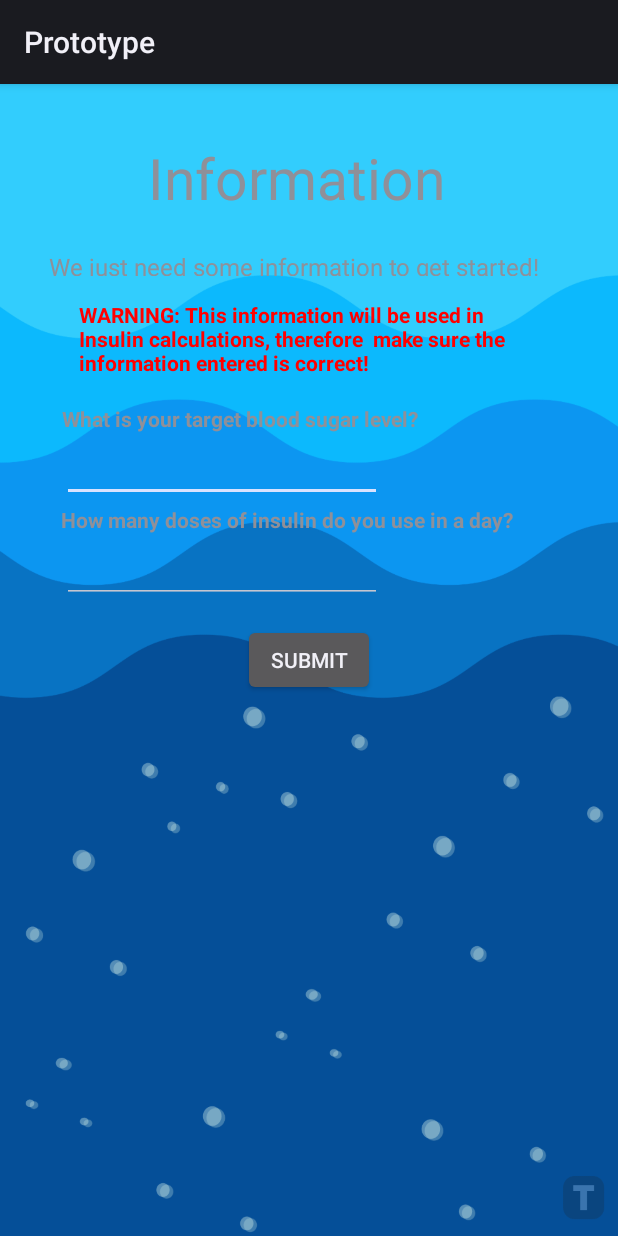
After one commit to demralp/Android_App, an Android app: the layout activity_data_gather.xml on its own in the app's theme, with its tools: preview values and no code run, on a phone screen of 412 x 824 dp. The commit adds this screen. Run offline under Robolectric (Android 15) with nearby library versions, the phone set to English and light mode, and no system bars.

Commit message:
Added Feaures

```diff
--- a/app/src/main/AndroidManifest.xml
+++ b/app/src/main/AndroidManifest.xml
@@ -1,6 +1,6 @@
 <?xml version="1.0" encoding="utf-8"?>
 <manifest xmlns:android="http://schemas.android.com/apk/res/android"
-    xmlns:tools="http://schemas.android.com/tools" >
+    xmlns:tools="http://schemas.android.com/tools">
 
     <uses-permission android:name="android.permission.INTERNET" />
 
@@ -13,7 +13,10 @@
         android:roundIcon="@mipmap/ic_launcher_round"
         android:supportsRtl="true"
         android:theme="@style/Theme.Prototype"
-        tools:targetApi="31" >
+        tools:targetApi="31">
+        <activity
+            android:name=".DataGatherActivity"
+            android:exported="false" />
         <activity
             android:name=".SignUpActivity"
             android:exported="false"
@@ -24,7 +27,7 @@
         <activity
             android:name=".MainActivity"
             android:exported="true"
-            tools:ignore="Instantiatable" >
+            tools:ignore="Instantiatable">
             <intent-filter>
                 <action android:name="android.intent.action.MAIN" />
 
--- /dev/null
+++ b/app/src/main/java/com/example/prototype/DataGatherActivity.java
@@ -0,0 +1,70 @@
+package com.example.prototype;
+
+import android.annotation.SuppressLint;
+import android.os.Bundle;
+import android.view.View;
+import android.widget.Button;
+import android.widget.EditText;
+import android.widget.Toast;
+
+import androidx.activity.EdgeToEdge;
+import androidx.appcompat.app.AppCompatActivity;
+import androidx.core.graphics.Insets;
+import androidx.core.view.ViewCompat;
+import androidx.core.view.WindowInsetsCompat;
+
+import java.sql.Connection;
+import java.sql.PreparedStatement;
+import java.sql.SQLException;
+import java.sql.SQLIntegrityConstraintViolationException;
+import java.util.concurrent.ExecutorService;
+import java.util.concurrent.Executors;
+
+public class DataGatherActivity extends AppCompatActivity {
+    EditText BloodInput, DoseInput;
+    ExecutorService executor = Executors.newSingleThreadExecutor();
+    int a,b;
+    @SuppressLint("MissingInflatedId")
+    @Override
+    protected void onCreate(Bundle savedInstanceState) {
+        super.onCreate(savedInstanceState);
+        EdgeToEdge.enable(this);
+        setContentView(R.layout.activity_data_gather);
+        ViewCompat.setOnApplyWindowInsetsListener(findViewById(R.id.main), (v, insets) -> {
+            Insets systemBars = insets.getInsets(WindowInsetsCompat.Type.systemBars());
+            v.setPadding(systemBars.left, systemBars.top, systemBars.right, systemBars.bottom);
+            return insets;
+        });
+        BloodInput = (EditText) findViewById(R.id.Blood);
+        DoseInput = (EditText) findViewById(R.id.Dose);
+        Button button = (Button) findViewById(R.id.SubmitButton);
+        button.setOnClickListener(new View.OnClickListener() {
+            public void onClick(View v) {
+            a = Integer.valueOf(BloodInput.getText().toString());
+            b = Integer.valueOf(DoseInput.getText().toString());
+
+            executor.execute(() -> {
+             DatabaseSend(a,b);
+            });
+            }
+        });
+    }
+    public void DatabaseSend(int a, int b) {
+        try {
+            Connection con = DatabaseConnector.getConnection();
+
+            PreparedStatement userStatement = con.prepareStatement("INSERT INTO data (targetblood, unit) VALUES (?, ?);");
+            userStatement.setInt(1, a);
+            userStatement.setInt(2, b);
+            userStatement.executeUpdate();
+
+        } catch (SQLException e) {
+            runOnUiThread(() ->{
+                Toast.makeText(DataGatherActivity.this,
+                        "Unable to connect to database", Toast.LENGTH_LONG).show();
+            });
+
+            // Other SQL Exception
+        }
+    }
+}
--- a/app/src/main/java/com/example/prototype/SignUpActivity.java
+++ b/app/src/main/java/com/example/prototype/SignUpActivity.java
@@ -23,7 +23,7 @@ import java.util.concurrent.Executors;
 
 
 public class SignUpActivity extends AppCompatActivity {
-    String user, pass, pass2, str;
+    String user, pass, pass2;
     EditText UserInput, PassInput, Pass2Input;
 
     @Override
@@ -52,6 +52,9 @@ public class SignUpActivity extends AppCompatActivity {
                 if(pass.equals(pass2)){
                     executor.execute(() -> {
                         DatabaseSend(user, pass); // Run database code on background thread
+
+                        Intent i = new Intent(SignUpActivity.this,DataGatherActivity.class);
+                        startActivity(i);
                     });
                 }
                 else{
--- /dev/null
+++ b/app/src/main/res/layout/activity_data_gather.xml
@@ -0,0 +1,117 @@
+<?xml version="1.0" encoding="utf-8"?>
+<androidx.constraintlayout.widget.ConstraintLayout xmlns:android="http://schemas.android.com/apk/res/android"
+    xmlns:app="http://schemas.android.com/apk/res-auto"
+    xmlns:tools="http://schemas.android.com/tools"
+    android:id="@+id/main"
+    android:layout_width="match_parent"
+    android:layout_height="match_parent"
+    android:background="@drawable/water_bg"
+    tools:context=".DataGatherActivity">
+
+    <TextView
+        android:id="@+id/textView4"
+        android:layout_width="215dp"
+        android:layout_height="54dp"
+        android:text="Information"
+        android:textSize="17pt"
+        app:layout_constraintBottom_toBottomOf="parent"
+        app:layout_constraintEnd_toEndOf="parent"
+        app:layout_constraintStart_toStartOf="parent"
+        app:layout_constraintTop_toTopOf="parent"
+        app:layout_constraintVertical_bias="0.051"
+        tools:ignore="MissingConstraints" />
+
+    <TextView
+        android:id="@+id/textView5"
+        android:layout_width="346dp"
+        android:layout_height="17dp"
+        android:text="We just need some information to get started!"
+        android:textSize="16dp"
+        app:layout_constraintBottom_toBottomOf="parent"
+        app:layout_constraintEnd_toEndOf="parent"
+        app:layout_constraintHorizontal_bias="0.492"
+        app:layout_constraintStart_toStartOf="parent"
+        app:layout_constraintTop_toTopOf="parent"
+        app:layout_constraintVertical_bias="0.147" />
+
+    <TextView
+        android:id="@+id/textView6"
+        android:layout_width="307dp"
+        android:layout_height="58dp"
+        android:text="WARNING: This information will be used in Insulin calculations, therefore  make sure the information entered is correct!"
+        android:textColor="#FF0000"
+        android:textStyle="bold"
+        app:layout_constraintBottom_toBottomOf="parent"
+        app:layout_constraintEnd_toEndOf="parent"
+        app:layout_constraintStart_toStartOf="parent"
+        app:layout_constraintTop_toTopOf="parent"
+        app:layout_constraintVertical_bias="0.203" />
+
+    <TextView
+        android:id="@+id/textView7"
+        android:layout_width="wrap_content"
+        android:layout_height="wrap_content"
+        android:text="What is your target blood sugar level?"
+        app:layout_constraintBottom_toBottomOf="parent"
+        android:textStyle="bold"
+        app:layout_constraintEnd_toEndOf="parent"
+        app:layout_constraintHorizontal_bias="0.237"
+        app:layout_constraintStart_toStartOf="parent"
+        app:layout_constraintTop_toTopOf="parent"
+        app:layout_constraintVertical_bias="0.285"
+        tools:ignore="MissingConstraints" />
+
+    <TextView
+        android:id="@+id/textView8"
+        android:layout_width="wrap_content"
+        android:layout_height="wrap_content"
+        android:text="How many doses of insulin do you use in a day?"
+        app:layout_constraintBottom_toBottomOf="parent"
+        android:textStyle="bold"
+        app:layout_constraintEnd_toEndOf="parent"
+        app:layout_constraintHorizontal_bias="0.368"
+        app:layout_constraintStart_toStartOf="parent"
+        app:layout_constraintTop_toTopOf="parent"
+        app:layout_constraintVertical_bias="0.375"
+        tools:ignore="MissingConstraints" />
+
+    <EditText
+        android:id="@+id/Blood"
+        android:layout_width="wrap_content"
+        android:layout_height="wrap_content"
+        android:ems="10"
+        android:inputType="text"
+        android:text=""
+        app:layout_constraintBottom_toBottomOf="parent"
+        app:layout_constraintEnd_toEndOf="parent"
+        app:layout_constraintHorizontal_bias="0.208"
+        app:layout_constraintStart_toStartOf="parent"
+        app:layout_constraintTop_toTopOf="parent"
+        app:layout_constraintVertical_bias="0.323"
+        tools:ignore="MissingConstraints" />
+
+    <EditText
+        android:id="@+id/Dose"
+        android:layout_width="wrap_content"
+        android:layout_height="wrap_content"
+        android:ems="10"
+        android:inputType="text"
+        android:text=""
+        app:layout_constraintBottom_toBottomOf="parent"
+        app:layout_constraintEnd_toEndOf="parent"
+        app:layout_constraintHorizontal_bias="0.208"
+        app:layout_constraintStart_toStartOf="parent"
+        app:layout_constraintTop_toTopOf="parent"
+        app:layout_constraintVertical_bias="0.416"
+        tools:ignore="MissingConstraints" />
+
+    <Button
+        android:id="@+id/SubmitButton"
+        android:layout_width="wrap_content"
+        android:layout_height="wrap_content"
+        android:text="Submit"
+        app:layout_constraintBottom_toBottomOf="parent"
+        app:layout_constraintEnd_toEndOf="parent"
+        app:layout_constraintStart_toStartOf="parent"
+        app:layout_constraintTop_toTopOf="parent" />
+</androidx.constraintlayout.widget.ConstraintLayout>
--- a/app/src/main/res/layout/activity_sign_up.xml
+++ b/app/src/main/res/layout/activity_sign_up.xml
@@ -71,7 +71,7 @@
         android:id="@+id/SignUpButton"
         android:layout_width="wrap_content"
         android:layout_height="wrap_content"
-        android:text="Button"
+        android:text="Sign Up"
         app:layout_constraintBottom_toBottomOf="parent"
         app:layout_constraintEnd_toEndOf="parent"
         app:layout_constraintStart_toStartOf="parent"
```
